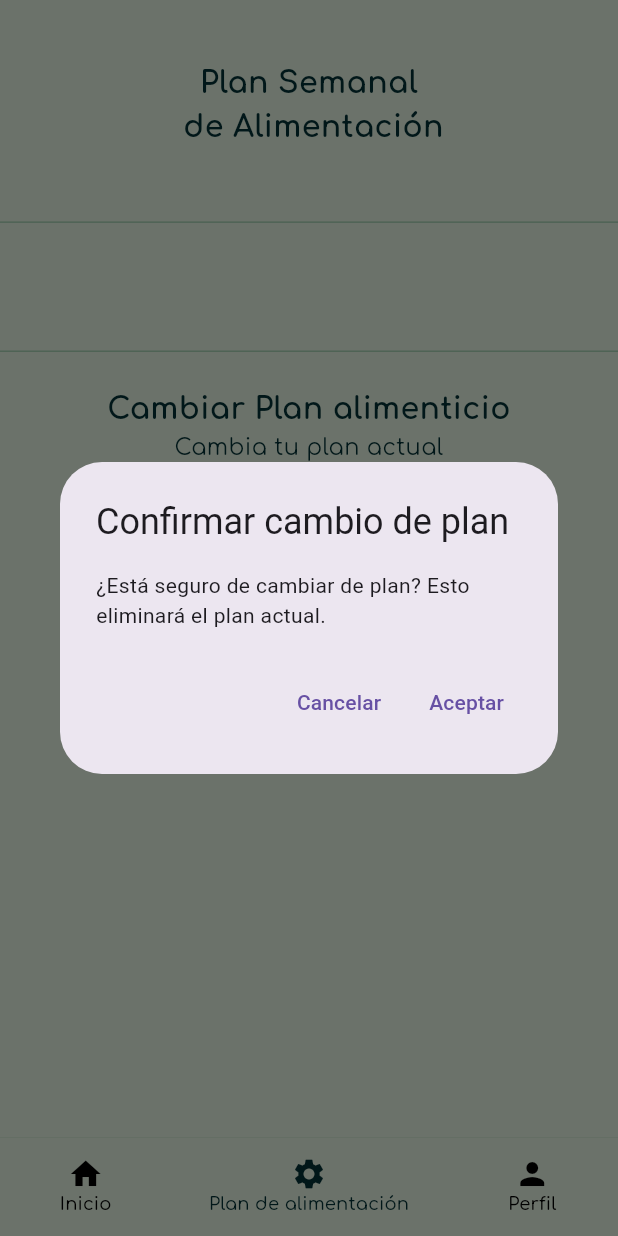
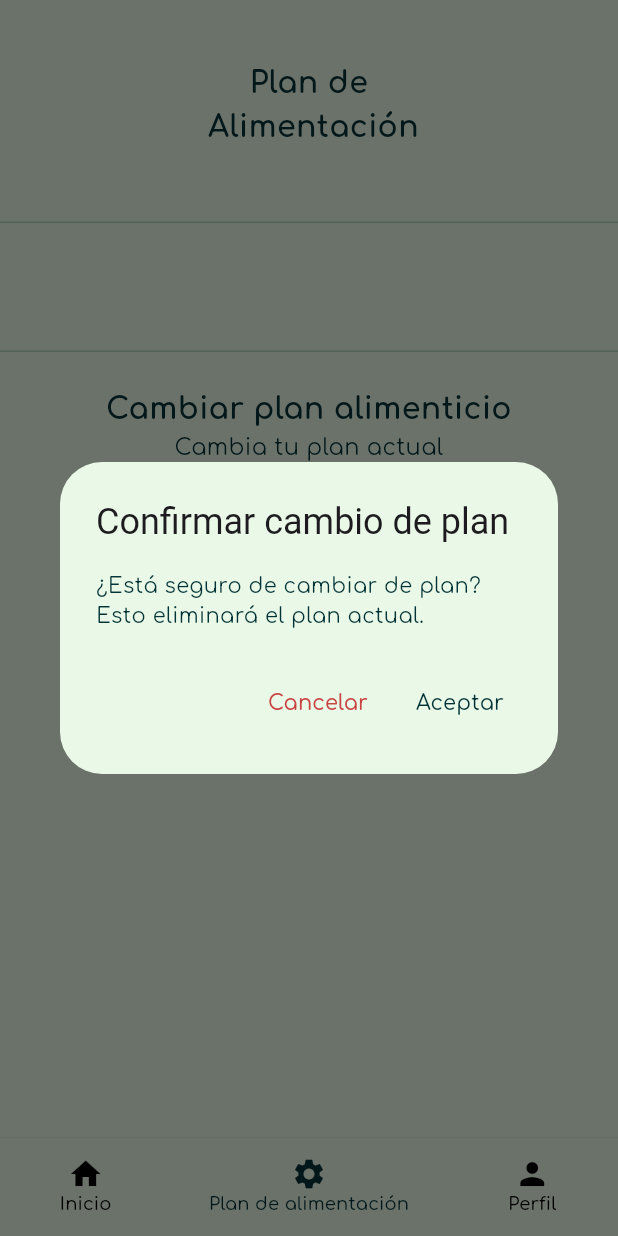
Before and after one commit to lilzandro/app-planes-alimenticios, a Flutter app: the screen it shows once a user with an empty profile is signed in, item 2 of the bottom bar chosen, after a tap on "Crear plan nuevo", on a phone screen of 412 x 824 dp. Run offline on Flutter 3.47's test engine with Material 3 defaults, Android fonts, the phone set to English and light mode, and no system bars; our stand-ins replace cached_network_image, cloud_firestore, firebase_auth, firebase_core, fl_chart, percent_indicator and 2 more; missing offline and left inert: translator; accounts and stored records are empty.

Commit message:
modificaciones de estilos

```diff
--- a/lib/screens/VentanaPlanAlimentacion/ventana_plan_alimentacion.dart
+++ b/lib/screens/VentanaPlanAlimentacion/ventana_plan_alimentacion.dart
@@ -90,7 +90,7 @@ class _VentanaPlanAlimentacionState extends State<VentanaPlanAlimentacion> {
             Container(
               alignment: Alignment.center,
               child: const Text(
-                'Plan Semanal\n de Alimentación',
+                'Plan de\n Alimentación',
                 textAlign: TextAlign.center,
                 style: TextStyle(
                   fontFamily: 'Comfortaa',
@@ -137,7 +137,7 @@ class _VentanaPlanAlimentacionState extends State<VentanaPlanAlimentacion> {
       child: Column(
         children: [
           Text(
-            'Cambiar Plan alimenticio',
+            'Cambiar plan alimenticio',
             textAlign: TextAlign.center,
             style: TextStyle(
               fontFamily: 'Comfortaa',
@@ -198,17 +198,27 @@ class _VentanaPlanAlimentacionState extends State<VentanaPlanAlimentacion> {
     bool confirm = await showDialog<bool>(
           context: context,
           builder: (context) => AlertDialog(
+            backgroundColor: Color(0xFFEAF8E7),
             title: Text("Confirmar cambio de plan"),
             content: Text(
-                "¿Está seguro de cambiar de plan? Esto eliminará el plan actual."),
+              "¿Está seguro de cambiar de plan? Esto eliminará el plan actual.",
+              style:
+                  TextStyle(color: Color(0xFF023336), fontFamily: 'Comfortaa'),
+            ),
             actions: [
               TextButton(
                 onPressed: () => Navigator.pop(context, false),
-                child: Text("Cancelar"),
+                child: Text(
+                  "Cancelar",
+                  style: TextStyle(
+                      fontFamily: 'Comfortaa', color: Color(0xFFCA4343)),
+                ),
               ),
               TextButton(
                 onPressed: () => Navigator.pop(context, true),
-                child: Text("Aceptar"),
+                child: Text("Aceptar",
+                    style: TextStyle(
+                        fontFamily: 'Comfortaa', color: Color(0xFF023336))),
               ),
             ],
           ),
@@ -242,11 +252,24 @@ class _VentanaPlanAlimentacionState extends State<VentanaPlanAlimentacion> {
       context: context,
       barrierDismissible: false,
       builder: (context) => AlertDialog(
+        backgroundColor: Color(0xFFEAF8E7),
         content: Row(
           children: [
-            CircularProgressIndicator(),
+            CircularProgressIndicator(
+              valueColor: AlwaysStoppedAnimation<Color>(Color(0xFF4DA674)),
+            ),
             SizedBox(width: 20),
-            Expanded(child: Text('Se está creando su nuevo plan alimenticio')),
+            Expanded(
+                child: Container(
+                    color: Color(0xFFEAF8E7),
+                    child: Text(
+                      "Creando plan alimenticio, por favor espere...",
+                      style: TextStyle(
+                        fontFamily: 'Comfortaa',
+                        fontSize: 16,
+                        color: Color(0xFF023336),
+                      ),
+                    ))),
           ],
         ),
       ),
@@ -321,18 +344,21 @@ class _VentanaPlanAlimentacionState extends State<VentanaPlanAlimentacion> {
       print('Alergias: ${usuario.edad}');
 
       double tmb = calcularTMB(
-        registroUsuario.sexo ?? 'Hombre',
-        registroUsuario.peso ?? 0.0,
-        registroUsuario.estatura ?? 0.0,
-        registroUsuario.edad ?? 0,
+        usuario.sexo ?? 'Hombre',
+        usuario.peso ?? 0,
+        usuario.estatura ?? 0.0,
+        usuario.edad ?? 0,
       );
+
+      print('TMB: $tmb');
 
       double caloriasDiarias = calcularCaloriasDiarias(
         tmb,
         registroUsuario.nivelActividad ?? 'Sedentario',
       );
 
-      var caloriasN = caloriasDiarias.toInt() - 100;
+      int caloriasN = caloriasDiarias.toInt() - 100;
+      print('Calorías DiariasN: $caloriasN');
 
       PlanAlimenticioModel nuevoPlan =
           await PlanAlimenticioServices().crearNuevoPlanAlimenticio(
--- a/lib/services/registro_service.dart
+++ b/lib/services/registro_service.dart
@@ -65,6 +65,7 @@ class RegistroService {
           registroUsuario.estatura ?? 0.0,
           edad,
         );
+        print('TMBregistro: $tmb');
         double caloriasDiarias = calcularCaloriasDiarias(
           tmb,
           registroUsuario.nivelActividad ?? 'Sedentario',
--- a/lib/widgets/inicio/Ventanainicio/indicadores.dart
+++ b/lib/widgets/inicio/Ventanainicio/indicadores.dart
@@ -96,23 +96,27 @@ Widget buildCircularPercentIndicator(int progresoCalorias, int metaCalorias) {
     center: Column(
       mainAxisAlignment: MainAxisAlignment.center,
       children: [
+        SizedBox(
+          height: 5,
+        ),
         Text(
           "$progresoCalorias / $metaCalorias",
           style: textStyleBase.copyWith(
             fontWeight: FontWeight.bold,
-            fontSize: 18,
+            fontSize: 15,
           ),
         ),
         Text(
           "Calorías",
           style: textStyleBase.copyWith(
             fontWeight: FontWeight.bold,
-            fontSize: 10,
+            fontSize: 12,
           ),
         ),
         Text(
-          "consumidas",
-          style: textStyleBase.copyWith(fontSize: 10),
+          "Diarias",
+          style:
+              textStyleBase.copyWith(fontWeight: FontWeight.bold, fontSize: 12),
         ),
       ],
     ),
--- a/lib/widgets/inicio/Ventanainicio/planAlimenticio.dart
+++ b/lib/widgets/inicio/Ventanainicio/planAlimenticio.dart
@@ -68,10 +68,8 @@ Widget _buildButtonRow(DateTime selectedDate) {
   return Row(
     mainAxisAlignment: MainAxisAlignment.spaceEvenly,
     children: [
-      _buildButton(icon: Icons.arrow_back, '', () {}),
       _buildButton(' Hoy ${selectedDate.day}', () {},
           isMiddleButton: true, icon: Icons.calendar_today, iconSize: 22),
-      _buildButton(icon: Icons.arrow_forward, '', () {}),
     ],
   );
 }
@@ -367,7 +365,7 @@ Widget _buildButton(String? label, VoidCallback onPressed,
   return Container(
     height: DimensionesDePantalla.anchoPantalla * .1,
     width: isMiddleButton
-        ? DimensionesDePantalla.anchoPantalla * .5
+        ? DimensionesDePantalla.anchoPantalla * .7
         : DimensionesDePantalla.anchoPantalla * .12,
     decoration: BoxDecoration(
       color: const Color(0xFF023336),
```
Also changed, not shown: lib/screens/VentanaPerfil/ventana_perfil.dart (+28 -5 lines).
